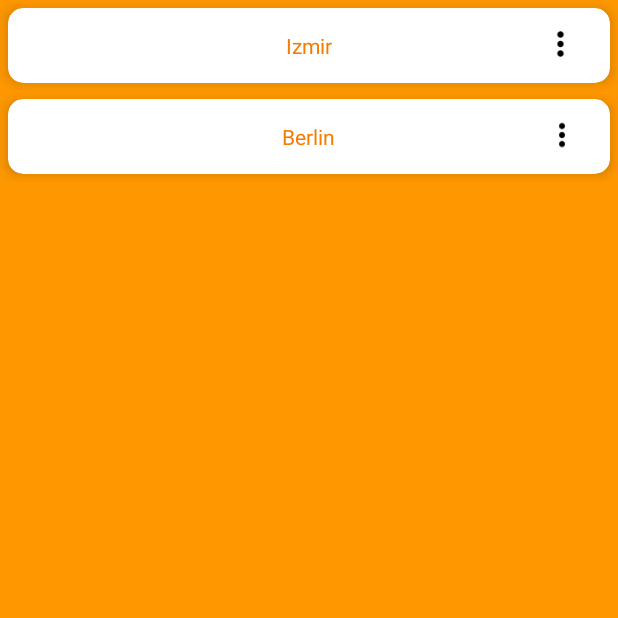
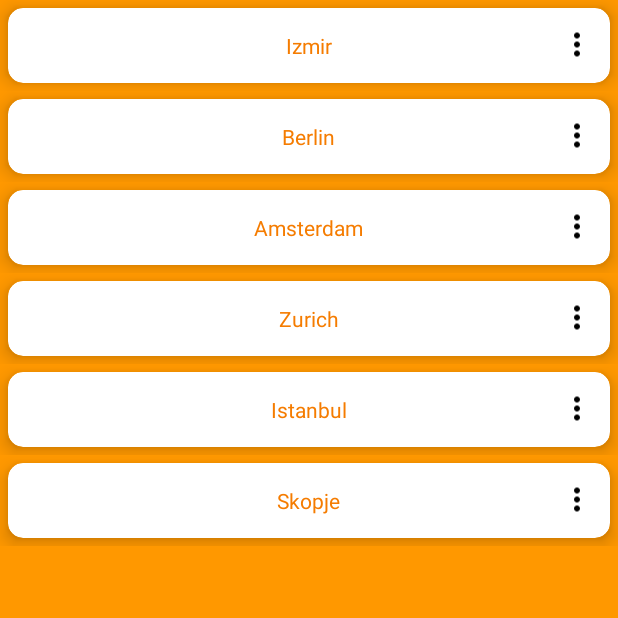
Before and after one commit to isoguzay/Android-Native-Material-Design-Demo, an Android app: the RecyclerViewActivity screen opened directly, with no data from a screen before it, on a phone screen of 412 x 824 dp, the top half of it. Run offline under Robolectric (Android 15) with nearby library versions, the phone set to English and light mode, and no system bars.

```diff
--- a/app/src/main/java/com/isoguzay/androidnativematerialdesigndemo/recyclerviewsample/RecyclerViewActivity.java
+++ b/app/src/main/java/com/isoguzay/androidnativematerialdesigndemo/recyclerviewsample/RecyclerViewActivity.java
@@ -35,6 +35,10 @@ public class RecyclerViewActivity extends AppCompatActivity {
 
         cities.add("Izmir");
         cities.add("Berlin");
+        cities.add("Amsterdam");
+        cities.add("Zurich");
+        cities.add("Istanbul");
+        cities.add("Skopje");
 
         adapter = new RecyclerViewAdapter(this, cities);
 
--- a/app/src/main/res/layout/card_design.xml
+++ b/app/src/main/res/layout/card_design.xml
@@ -9,9 +9,9 @@
         android:id="@+id/cardView"
         android:layout_width="match_parent"
         android:layout_height="match_parent"
+        android:layout_margin="5dp"
         app:cardCornerRadius="10dp"
-        android:layout_margin="5dp"
-        app:cardElevation="5dp">
+        app:cardElevation="7dp">
 
         <RelativeLayout
             android:layout_width="match_parent"
@@ -39,14 +39,10 @@
                 android:layout_alignBottom="@+id/textView_cardView"
                 android:layout_alignParentEnd="true"
                 android:layout_alignParentRight="true"
-                android:layout_marginStart="129dp"
-                android:layout_marginLeft="129dp"
-                android:layout_marginTop="-4dp"
-                android:layout_marginEnd="20dp"
-                android:layout_marginRight="20dp"
+                android:layout_marginTop="-3dp"
+                android:layout_marginEnd="10dp"
+                android:layout_marginRight="10dp"
                 android:layout_marginBottom="-2dp"
-                android:layout_toEndOf="@+id/textView_cardView"
-                android:layout_toRightOf="@+id/textView_cardView"
                 app:srcCompat="@drawable/ic_more_vert_black_24dp" />
         </RelativeLayout>
     </android.support.v7.widget.CardView>
```
